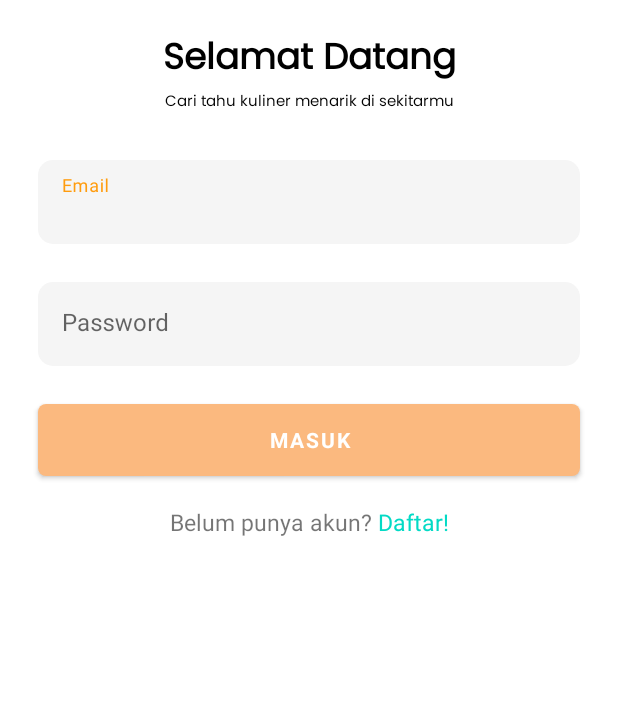
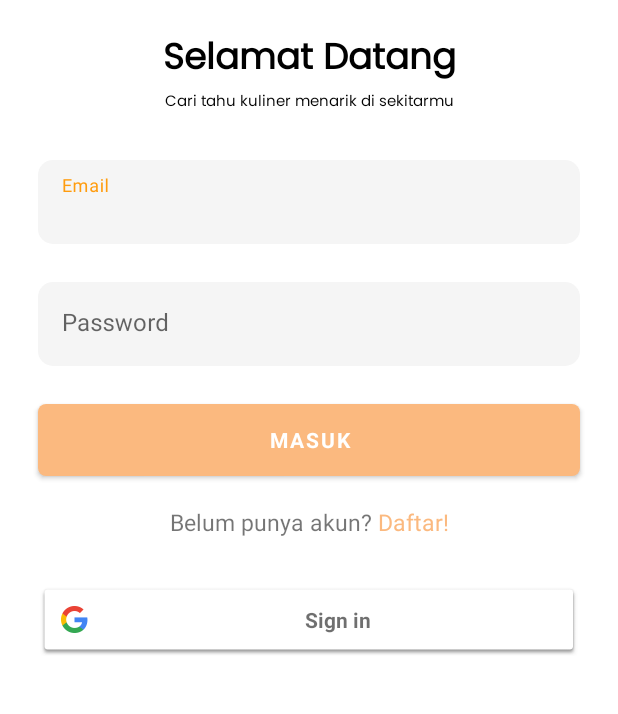
Before and after one commit to mfauzan1202/Capstone_App, an Android app: the screen it shows after launch (LoginActivity), on a phone screen of 412 x 824 dp, the part 273-987 px from its top. Run offline under Robolectric (Android 15) with nearby library versions, the phone set to English and light mode, and no system bars.

Commit message:
Google Signin Button

```diff
--- a/app/build.gradle
+++ b/app/build.gradle
@@ -50,4 +50,7 @@ dependencies {
     //maps
     implementation 'com.google.android.gms:play-services-maps:18.0.2'
     implementation 'com.google.android.gms:play-services-location:19.0.1'//fusedlocation
+
+    //gms
+    implementation 'com.google.android.gms:play-services-auth:19.0.0'
 }
--- a/app/src/main/java/com/fauzancode/capstoneapp/Utils.kt
+++ b/app/src/main/java/com/fauzancode/capstoneapp/Utils.kt
@@ -22,6 +22,7 @@ fun spannable(view: TextView, text: String, spanStart: Int, spanEnd: Int, contex
 
         override fun updateDrawState(ds: TextPaint) {
             super.updateDrawState(ds)
+            ds.color = context.resources.getColor(R.color.cream)
             ds.isUnderlineText = false
         }
     }
--- a/app/src/main/res/layout/activity_login.xml
+++ b/app/src/main/res/layout/activity_login.xml
@@ -107,5 +107,16 @@
         app:layout_constraintStart_toStartOf="parent"
         app:layout_constraintTop_toBottomOf="@+id/btn_signin" />
 
+    <com.google.android.gms.common.SignInButton
+        android:id="@+id/signInButton"
+        android:layout_width="match_parent"
+        android:layout_height="wrap_content"
+        android:layout_marginStart="25dp"
+        android:layout_marginTop="30dp"
+        android:layout_marginEnd="25dp"
+        app:layout_constraintEnd_toEndOf="parent"
+        app:layout_constraintStart_toStartOf="parent"
+        app:layout_constraintTop_toBottomOf="@+id/tv_signup" />
+
 
 </androidx.constraintlayout.widget.ConstraintLayout>
```
